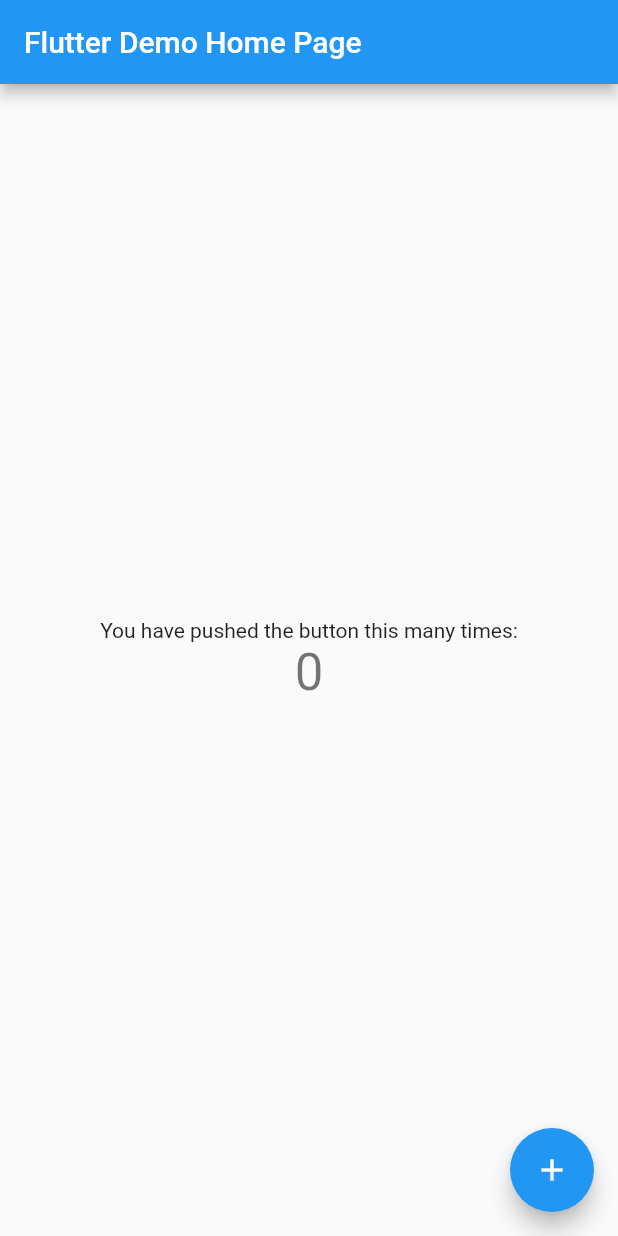
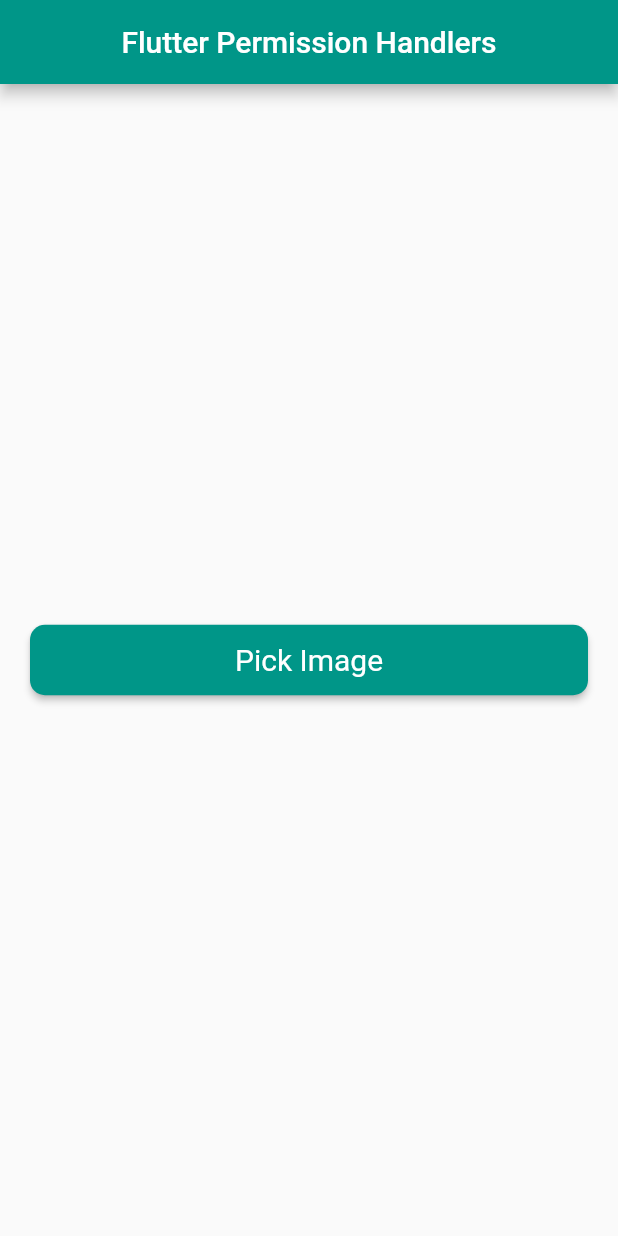
Before and after one commit to vijayinyoutube/permission_handler_app, a Flutter app: the screen it shows after launch, on a phone screen of 412 x 824 dp. Run offline on Flutter 3.47's test engine with Material 2 defaults, Android fonts, the phone set to English and light mode, and no system bars; our stand-ins replace image_picker, permission_handler.

```diff
--- /dev/null
+++ b/lib/Presentation/Components/app_bar.dart
@@ -0,0 +1,13 @@
+import 'package:flutter/material.dart';
+
+AppBar buildAppBar({
+  required String appBarTitle,
+  bool? centerTitle,
+  List<Widget>? actionWidgets,
+}) =>
+    AppBar(
+      title: Text(appBarTitle),
+      centerTitle: centerTitle ?? true,
+      backgroundColor: Colors.teal,
+      actions: actionWidgets ?? [],
+    );
--- /dev/null
+++ b/lib/Presentation/Components/primary_btn.dart
@@ -0,0 +1,21 @@
+import 'package:flutter/material.dart';
+
+class PrimaryBtn extends StatelessWidget {
+  const PrimaryBtn({Key? key, required this.btnText, required this.btnFun})
+      : super(key: key);
+  final String btnText;
+  final Function btnFun;
+  @override
+  Widget build(BuildContext context) {
+    return ElevatedButton(
+      onPressed: () => btnFun(),
+      style: getBtnStyle(context),
+      child: Text(btnText),
+    );
+  }
+  getBtnStyle(context) => ElevatedButton.styleFrom(
+      shape: RoundedRectangleBorder(borderRadius: BorderRadius.circular(10)),
+      backgroundColor: Colors.teal,
+      fixedSize: Size(MediaQuery.of(context).size.width - 40, 47),
+      textStyle: const TextStyle(fontWeight: FontWeight.normal,fontSize: 20));
+}
--- /dev/null
+++ b/lib/Presentation/Screens/home_page.dart
@@ -0,0 +1,69 @@
+import 'dart:io';
+
+import 'package:flutter/cupertino.dart';
+import 'package:flutter/material.dart';
+import 'package:image_picker/image_picker.dart';
+import 'package:permission_handler/permission_handler.dart';
+import 'package:permission_handler_app/Presentation/Components/app_bar.dart';
+
+import '../Components/primary_btn.dart';
+
+class MyHomePage extends StatelessWidget {
+  const MyHomePage({super.key, required this.title});
+  final String title;
+
+  @override
+  Widget build(BuildContext context) {
+    return Scaffold(
+      appBar: buildAppBar(appBarTitle: title),
+      body: Center(
+        child: PrimaryBtn(
+          btnFun: () => _getFromGallery(context),
+          btnText: 'Pick Image',
+        ),
+      ),
+    );
+  }
+}
+
+/// Get from gallery
+_getFromGallery(context) async {
+  try {
+    XFile? pickedFile = await ImagePicker().pickImage(
+      source: ImageSource.gallery,
+      maxWidth: 1800,
+      maxHeight: 1800,
+    );
+    if (pickedFile != null) {
+      File imageFile = File(pickedFile.path);
+    }
+  } catch (e) {
+    var status = await Permission.photos.status;
+    if (status.isDenied) {
+      print('Access Denied');
+      showAlertDialog(context);
+    } else {
+      print('Exception occured!');
+    }
+  }
+}
+
+showAlertDialog(context) => showCupertinoDialog<void>(
+      context: context,
+      barrierDismissible: false,
+      builder: (BuildContext context) => CupertinoAlertDialog(
+        title: const Text('Permission Denied'),
+        content: const Text('Allow access to gallery and photos'),
+        actions: <CupertinoDialogAction>[
+          CupertinoDialogAction(
+            onPressed: () => Navigator.of(context).pop(),
+            child: const Text('Cancel'),
+          ),
+          CupertinoDialogAction(
+            isDefaultAction: true,
+            onPressed: () => openAppSettings(),
+            child: const Text('Settings'),
+          ),
+        ],
+      ),
+    );
--- a/lib/main.dart
+++ b/lib/main.dart
@@ -1,4 +1,6 @@
 import 'package:flutter/material.dart';
+
+import 'Presentation/Screens/home_page.dart';
 
 void main() {
   runApp(const MyApp());
@@ -7,109 +9,14 @@ void main() {
 class MyApp extends StatelessWidget {
   const MyApp({super.key});
 
-  // This widget is the root of your application.
   @override
   Widget build(BuildContext context) {
     return MaterialApp(
-      title: 'Flutter Demo',
-      theme: ThemeData(
-        // This is the theme of your application.
-        //
-        // Try running your application with "flutter run". You'll see the
-        // application has a blue toolbar. Then, without quitting the app, try
-        // changing the primarySwatch below to Colors.green and then invoke
-        // "hot reload" (press "r" in the console where you ran "flutter run",
-        // or simply save your changes to "hot reload" in a Flutter IDE).
-        // Notice that the counter didn't reset back to zero; the application
-        // is not restarted.
-        primarySwatch: Colors.blue,
-      ),
-      home: const MyHomePage(title: 'Flutter Demo Home Page'),
+      debugShowCheckedModeBanner: false,
+      title: 'Flutter Permission Handlers',
+      theme: ThemeData.light(),
+      darkTheme: ThemeData.dark(),
+      home: const MyHomePage(title: 'Flutter Permission Handlers'),
     );
   }
 }
-
-class MyHomePage extends StatefulWidget {
-  const MyHomePage({super.key, required this.title});
-
-  // This widget is the home page of your application. It is stateful, meaning
-  // that it has a State object (defined below) that contains fields that affect
-  // how it looks.
-
-  // This class is the configuration for the state. It holds the values (in this
-  // case the title) provided by the parent (in this case the App widget) and
-  // used by the build method of the State. Fields in a Widget subclass are
-  // always marked "final".
-
-  final String title;
-
-  @override
-  State<MyHomePage> createState() => _MyHomePageState();
-}
-
-class _MyHomePageState extends State<MyHomePage> {
-  int _counter = 0;
-
-  void _incrementCounter() {
-    setState(() {
-      // This call to setState tells the Flutter framework that something has
-      // changed in this State, which causes it to rerun the build method below
-      // so that the display can reflect the updated values. If we changed
-      // _counter without calling setState(), then the build method would not be
-      // called again, and so nothing would appear to happen.
-      _counter++;
-    });
-  }
-
-  @override
-  Widget build(BuildContext context) {
-    // This method is rerun every time setState is called, for instance as done
-    // by the _incrementCounter method above.
-    //
-    // The Flutter framework has been optimized to make rerunning build methods
-    // fast, so that you can just rebuild anything that needs updating rather
-    // than having to individually change instances of widgets.
-    return Scaffold(
-      appBar: AppBar(
-        // Here we take the value from the MyHomePage object that was created by
-        // the App.build method, and use it to set our appbar title.
-        title: Text(widget.title),
-      ),
-      body: Center(
-        // Center is a layout widget. It takes a single child and positions it
-        // in the middle of the parent.
-        child: Column(
-          // Column is also a layout widget. It takes a list of children and
-          // arranges them vertically. By default, it sizes itself to fit its
-          // children horizontally, and tries to be as tall as its parent.
-          //
-          // Invoke "debug painting" (press "p" in the console, choose the
-          // "Toggle Debug Paint" action from the Flutter Inspector in Android
-          // Studio, or the "Toggle Debug Paint" command in Visual Studio Code)
-          // to see the wireframe for each widget.
-          //
-          // Column has various properties to control how it sizes itself and
-          // how it positions its children. Here we use mainAxisAlignment to
-          // center the children vertically; the main axis here is the vertical
-          // axis because Columns are vertical (the cross axis would be
-          // horizontal).
-          mainAxisAlignment: MainAxisAlignment.center,
-          children: <Widget>[
-            const Text(
-              'You have pushed the button this many times:',
-            ),
-            Text(
-              '$_counter',
-              style: Theme.of(context).textTheme.headlineMedium,
-            ),
-          ],
-        ),
-      ),
-      floatingActionButton: FloatingActionButton(
-        onPressed: _incrementCounter,
-        tooltip: 'Increment',
-        child: const Icon(Icons.add),
-      ), // This trailing comma makes auto-formatting nicer for build methods.
-    );
-  }
-}
--- a/pubspec.yaml
+++ b/pubspec.yaml
@@ -35,6 +35,8 @@ dependencies:
   # The following adds the Cupertino Icons font to your application.
   # Use with the CupertinoIcons class for iOS style icons.
   cupertino_icons: ^1.0.2
+  image_picker: ^0.8.7+4
+  permission_handler: ^10.2.0
 
 dev_dependencies:
   flutter_test:
```
Also changed, not shown: pubspec.lock, 15 other files.
